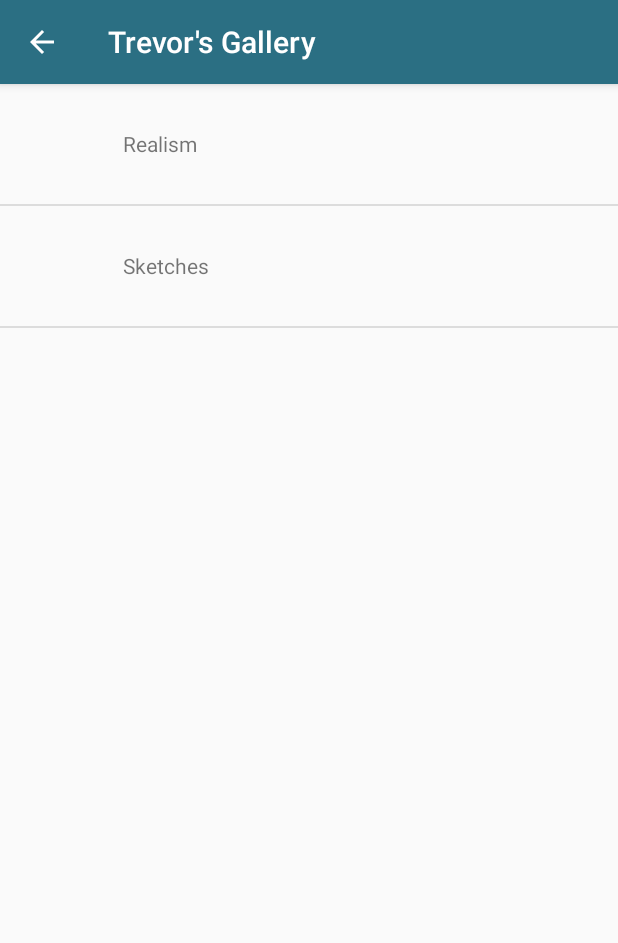
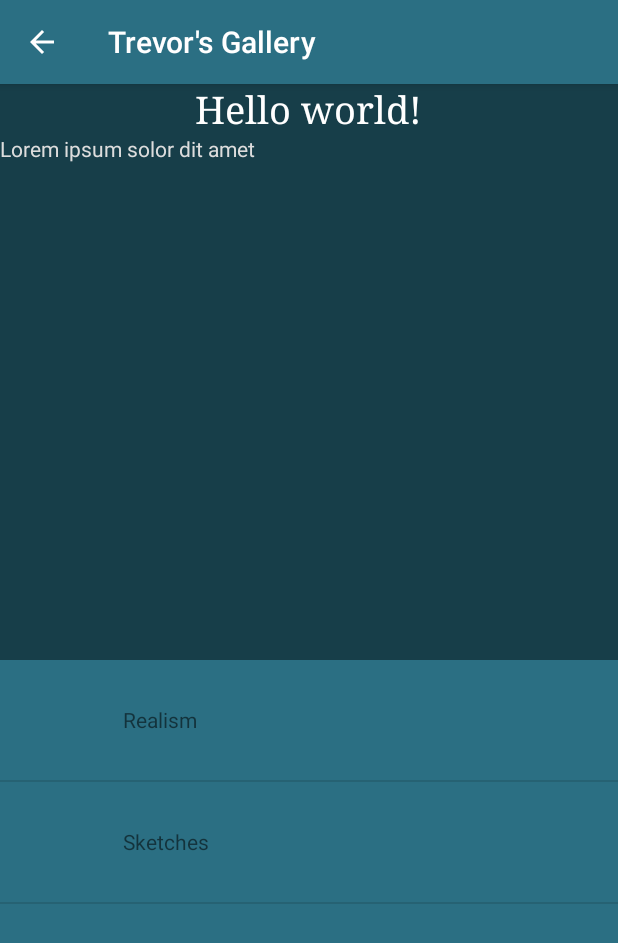
Before and after one commit to holmestrevor/portfolio-app, an Android app: the MenuActivity screen opened directly, with no data from a screen before it, on a phone screen of 412 x 824 dp. Shown: the top 943 px of the screen. Run offline under Robolectric (Android 15) with nearby library versions, the phone set to English and light mode, and no system bars.

Commit message:
Began implementation of Artwork page. Styling added to MenuActivity.

```diff
--- a/app/src/main/java/com/example/portfolioapp/MenuActivity.java
+++ b/app/src/main/java/com/example/portfolioapp/MenuActivity.java
@@ -18,12 +18,17 @@ public class MenuActivity extends AppCompatActivity {
         super.onCreate(savedInstanceState);
         setContentView(R.layout.activity_menu);
 
+
+
         categories = generateCategories();
 
-        //TODO add custom ListView with artworks
+        //TODO add custom ListView with artwork categories
         CategoryAdapter adt = new CategoryAdapter(this, categories);
         ListView categoryList = (ListView)findViewById(R.id.categories);
         categoryList.setAdapter(adt);
+        categoryList.setOnItemClickListener((parent, view, position, id) -> {
+
+        });
 
         //TODO add database link to access images on a remote server
 
--- a/app/src/main/res/layout/activity_menu.xml
+++ b/app/src/main/res/layout/activity_menu.xml
@@ -1,30 +1,45 @@
 <?xml version="1.0" encoding="utf-8"?>
-<GridLayout
+<LinearLayout
     xmlns:android="http://schemas.android.com/apk/res/android" android:layout_width="match_parent"
     android:layout_height="match_parent"
-    android:rowCount="1"
-    android:columnCount="2">
+    android:orientation="vertical"
+    android:weightSum="100">
 
-    <!--<LinearLayout-->
-        <!--android:orientation="horizontal"-->
-        <!--android:layout_column="0"-->
-        <!--android:layout_width="match_parent"-->
-        <!--android:layout_height="wrap_content"-->
-        <!--android:layout_rowWeight="1">-->
+    <RelativeLayout
+        android:orientation="horizontal"
+        android:layout_width="match_parent"
+        android:layout_height="0dp"
+        android:layout_weight="50"
+        android:background="@color/colorPrimaryDark">
 
-        <!--<TextView-->
-            <!--android:layout_width="wrap_content"-->
-            <!--android:layout_height="match_parent" />-->
+        <TextView
+            android:id="@+id/bioTitle"
+            android:text="Hello world!"
+            android:layout_width="wrap_content"
+            android:layout_height="wrap_content"
+            android:layout_alignParentTop="true"
+            android:layout_centerInParent="true"
+            android:textColor="@color/text_shadow_white"
+            android:fontFamily="serif"
+            android:textSize="25sp"/>
 
-    <!--</LinearLayout>-->
+        <TextView
+            android:id="@+id/bioParagraph1"
+            android:text="Lorem ipsum solor dit amet"
+            android:layout_width="wrap_content"
+            android:layout_height="wrap_content"
+            android:layout_below="@id/bioTitle"
+            android:textColor="@color/text_shadow_gray"/>
+
+    </RelativeLayout>
 
     <ListView
         android:id="@+id/categories"
         android:layout_width="match_parent"
-        android:layout_height="wrap_content"
-        android:layout_column="1"
-        android:layout_rowWeight="1">
+        android:layout_height="0dp"
+        android:layout_weight="50"
+        android:background="@color/colorPrimary">
 
     </ListView>
 
-</GridLayout>
+</LinearLayout>
```
Also changed, not shown: app/src/main/java/com/example/com/example/artworklistview/Artwork.java (added, +44 -0 lines), app/src/main/java/com/example/com/example/artworklistview/ArtworkAdapter.java (added, +41 -0 lines), app/src/main/res/anim/fade_in_fromright.xml (added, +16 -0 lines), app/src/main/res/layout/activity_artworks.xml (added, +13 -0 lines), app/src/main/res/layout/artwork_item.xml (added, +39 -0 lines).
